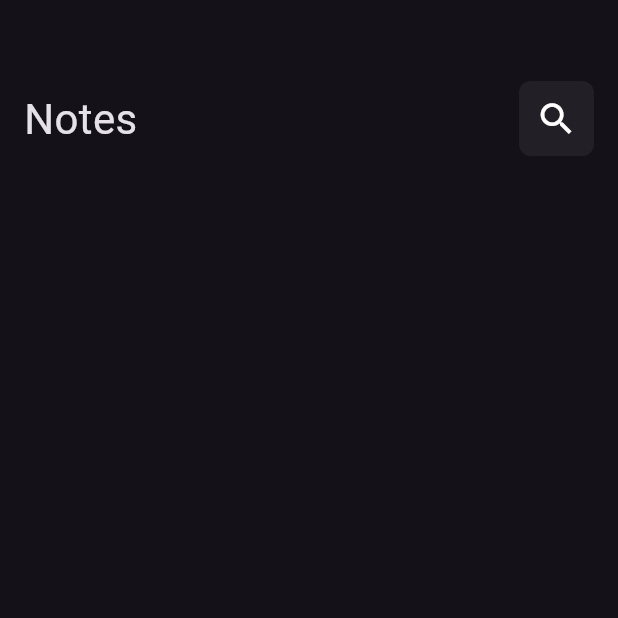
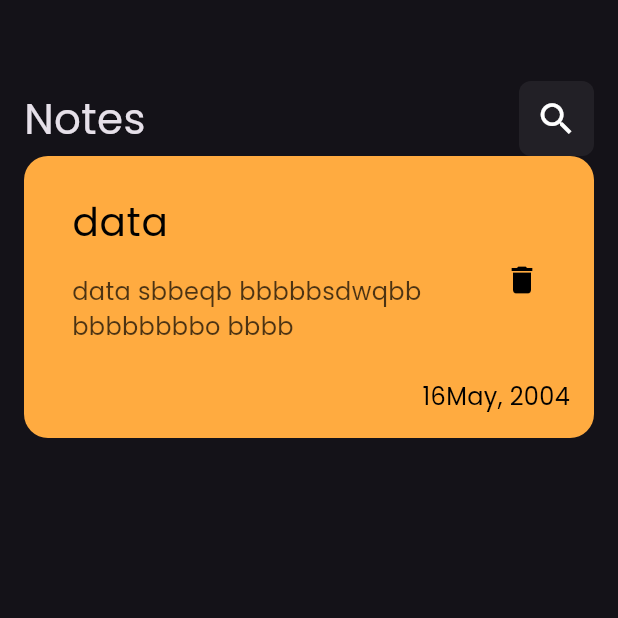
Before and after one commit to mohamedagm/notes_v1, a Flutter app: the screen it shows after launch, on a phone screen of 412 x 824 dp, the top half of it. Run offline on Flutter 3.47's test engine with Material 3 defaults, Android fonts, the phone set to English and light mode, and no system bars.

Commit message:
create notes_item

```diff
--- a/lib/main.dart
+++ b/lib/main.dart
@@ -13,7 +13,7 @@ class NotesApp extends StatelessWidget {
     return MaterialApp(
       debugShowCheckedModeBanner: false,
       home: HomeView(),
-      theme: ThemeData(brightness: Brightness.dark),
+      theme: ThemeData(brightness: Brightness.dark, fontFamily: 'Poppins'),
     );
   }
 }
--- a/lib/views/home_view.dart
+++ b/lib/views/home_view.dart
@@ -6,6 +6,6 @@ class HomeView extends StatelessWidget {
 
   @override
   Widget build(BuildContext context) {
-    return const Scaffold(body: HomeViewBody());
+    return const Scaffold(body: HomeViewBody(),);
   }
 }
--- a/lib/views/widgets/home_view_body.dart
+++ b/lib/views/widgets/home_view_body.dart
@@ -1,5 +1,6 @@
 import 'package:flutter/material.dart';
 import 'package:notes_v1/views/widgets/custom_app_bar.dart';
+import 'package:notes_v1/views/widgets/notes_item.dart';
 
 class HomeViewBody extends StatelessWidget {
   const HomeViewBody({super.key});
@@ -8,7 +9,9 @@ class HomeViewBody extends StatelessWidget {
   Widget build(BuildContext context) {
     return Padding(
       padding: const EdgeInsets.symmetric(horizontal: 16.0, vertical: 4),
-      child: Column(children: [SizedBox(height: 50), CustomAppBar()]),
+      child: Column(
+        children: [SizedBox(height: 50), CustomAppBar(), NotesItem()],
+      ),
     );
   }
 }
--- /dev/null
+++ b/lib/views/widgets/notes_item.dart
@@ -0,0 +1,50 @@
+import 'package:flutter/material.dart';
+
+class NotesItem extends StatelessWidget {
+  const NotesItem({super.key});
+
+  @override
+  Widget build(BuildContext context) {
+    return Container(
+      padding: EdgeInsets.only(left: 16, top: 16, bottom: 16),
+      decoration: BoxDecoration(
+        color: Colors.orangeAccent,
+        borderRadius: BorderRadius.circular(16),
+      ),
+
+      child: Column(
+        crossAxisAlignment: CrossAxisAlignment.end,
+        children: [
+          ListTile(
+            //tileColor: Colors.orangeAccent,
+            title: Text(
+              'data',
+              style: TextStyle(color: Colors.black, fontSize: 26),
+            ),
+            subtitle: Padding(
+              padding: const EdgeInsets.symmetric(vertical: 16),
+              child: Text(
+                'data sbbeqb bbbbbsdwqbb bbbbbbbbo bbbb',
+                style: TextStyle(
+                  color: const Color.fromRGBO(0, 0, 0, 0.7),
+                  fontSize: 16,
+                ),
+              ),
+            ),
+            trailing: IconButton(
+              onPressed: () {},
+              icon: Icon(Icons.delete, color: Colors.black),
+            ),
+          ),
+          Padding(
+            padding: const EdgeInsets.only(right: 16),
+            child: Text(
+              '16May, 2004',
+              style: TextStyle(color: Colors.black, fontSize: 16),
+            ),
+          ),
+        ],
+      ),
+    );
+  }
+}
--- a/pubspec.yaml
+++ b/pubspec.yaml
@@ -17,3 +17,7 @@ dev_dependencies:
 
 flutter:
   uses-material-design: true
+  fonts:
+    - family: Poppins
+      fonts:
+        - asset: assets/fonts/Poppins-Regular.ttf
```
Also changed, not shown: assets/fonts/Poppins-Regular.ttf (added).
